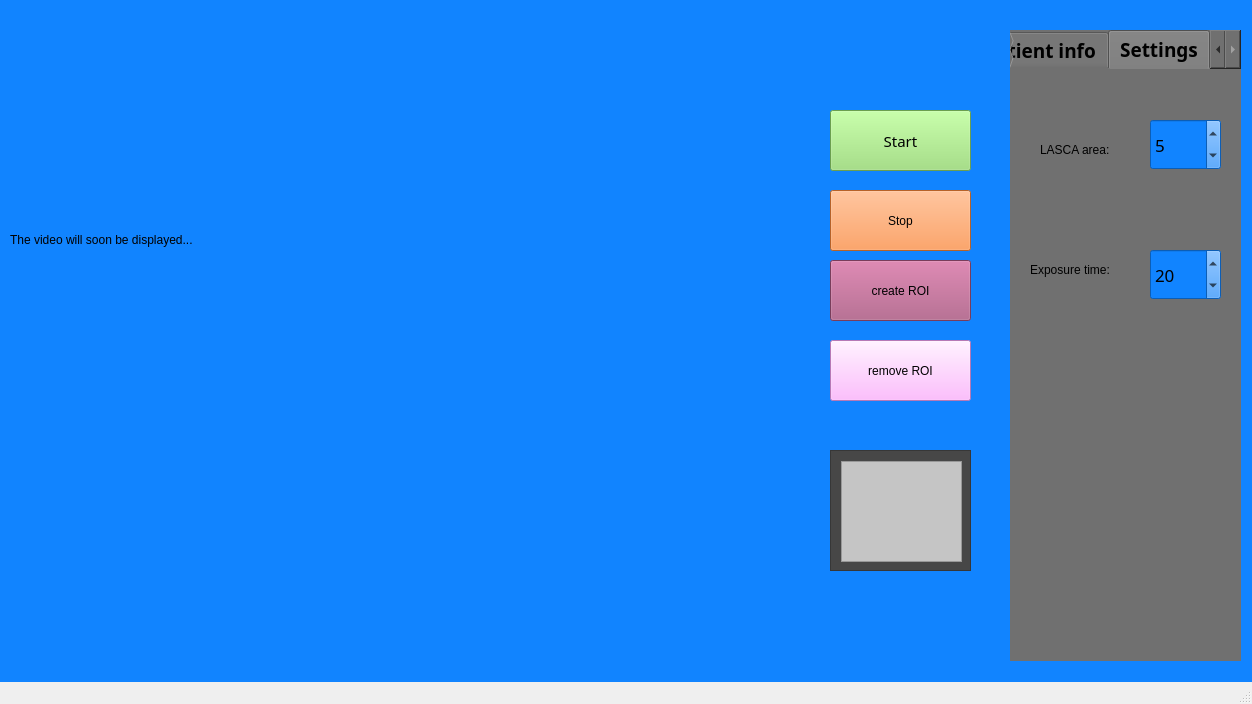
The window that LSI Project GUI/LSI Project GUI/LSIProjectGUI.ui (Fridanylund/LSI) describes before a commit, drawn with Qt 5.
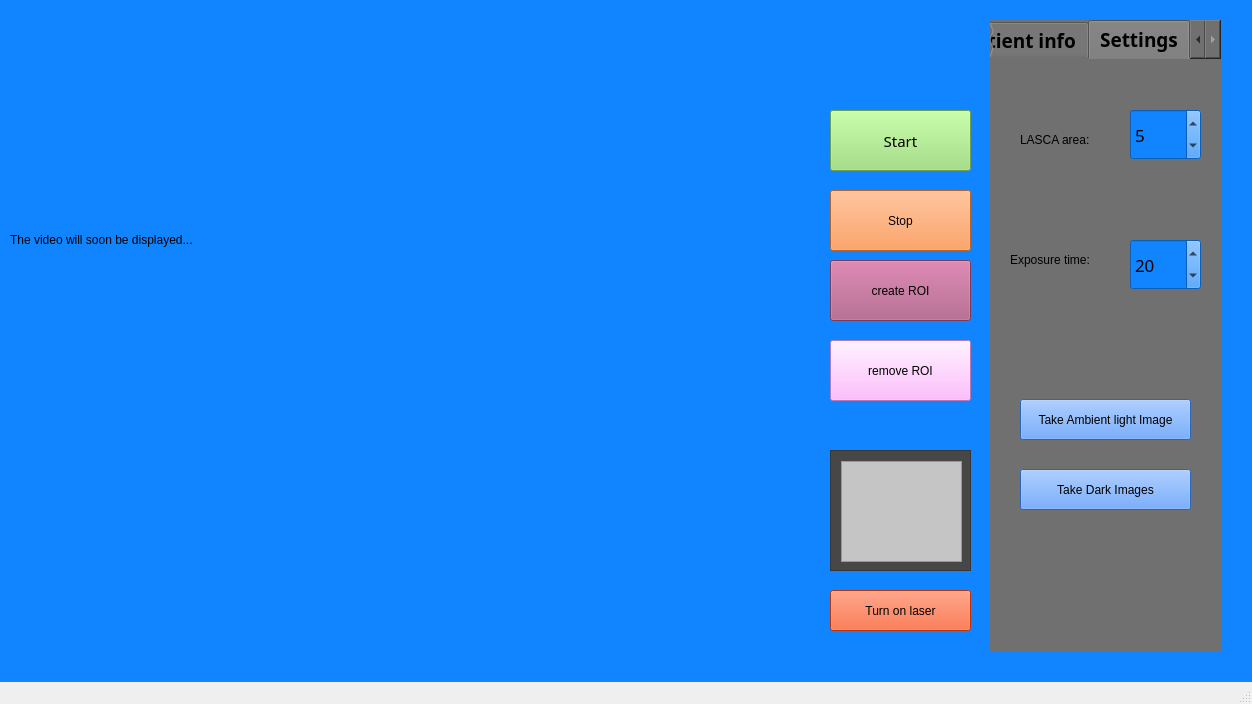
The same window after the commit. Custom widgets are drawn as their Qt base class.

```diff
--- a/LSI Project GUI/LSI Project GUI/LSIProjectGUI.ui
+++ b/LSI Project GUI/LSI Project GUI/LSIProjectGUI.ui
@@ -20,10 +20,10 @@
    <widget class="QLabel" name="button_test">
     <property name="geometry">
      <rect>
-      <x>490</x>
+      <x>780</x>
       <y>30</y>
-      <width>121</width>
-      <height>41</height>
+      <width>191</width>
+      <height>61</height>
      </rect>
     </property>
     <property name="text">
@@ -123,8 +123,8 @@
    <widget class="QTabWidget" name="settings_patientInfo">
     <property name="geometry">
      <rect>
-      <x>1010</x>
-      <y>30</y>
+      <x>990</x>
+      <y>20</y>
       <width>231</width>
       <height>631</height>
      </rect>
@@ -411,6 +411,38 @@
        <string/>
       </property>
      </widget>
+     <widget class="QPushButton" name="AmbL_Button">
+      <property name="geometry">
+       <rect>
+        <x>30</x>
+        <y>340</y>
+        <width>171</width>
+        <height>41</height>
+       </rect>
+      </property>
+      <property name="styleSheet">
+       <string notr="true">background-color: rgb(64, 140, 255);</string>
+      </property>
+      <property name="text">
+       <string>Take Ambient light Image</string>
+      </property>
+     </widget>
+     <widget class="QPushButton" name="Dark_Button">
+      <property name="geometry">
+       <rect>
+        <x>30</x>
+        <y>410</y>
+        <width>171</width>
+        <height>41</height>
+       </rect>
+      </property>
+      <property name="styleSheet">
+       <string notr="true">background-color: rgb(64, 140, 255);</string>
+      </property>
+      <property name="text">
+       <string>Take Dark Images</string>
+      </property>
+     </widget>
     </widget>
    </widget>
    <widget class="QCustomPlot" name="customPlot" native="true">
@@ -595,6 +627,22 @@
      </widget>
     </widget>
    </widget>
+   <widget class="QPushButton" name="laserButton">
+    <property name="geometry">
+     <rect>
+      <x>830</x>
+      <y>590</y>
+      <width>141</width>
+      <height>41</height>
+     </rect>
+    </property>
+    <property name="styleSheet">
+     <string notr="true">background-color: rgb(255, 71, 15);</string>
+    </property>
+    <property name="text">
+     <string>Turn on laser</string>
+    </property>
+   </widget>
   </widget>
   <widget class="QMenuBar" name="menuBar">
    <property name="geometry">
```
